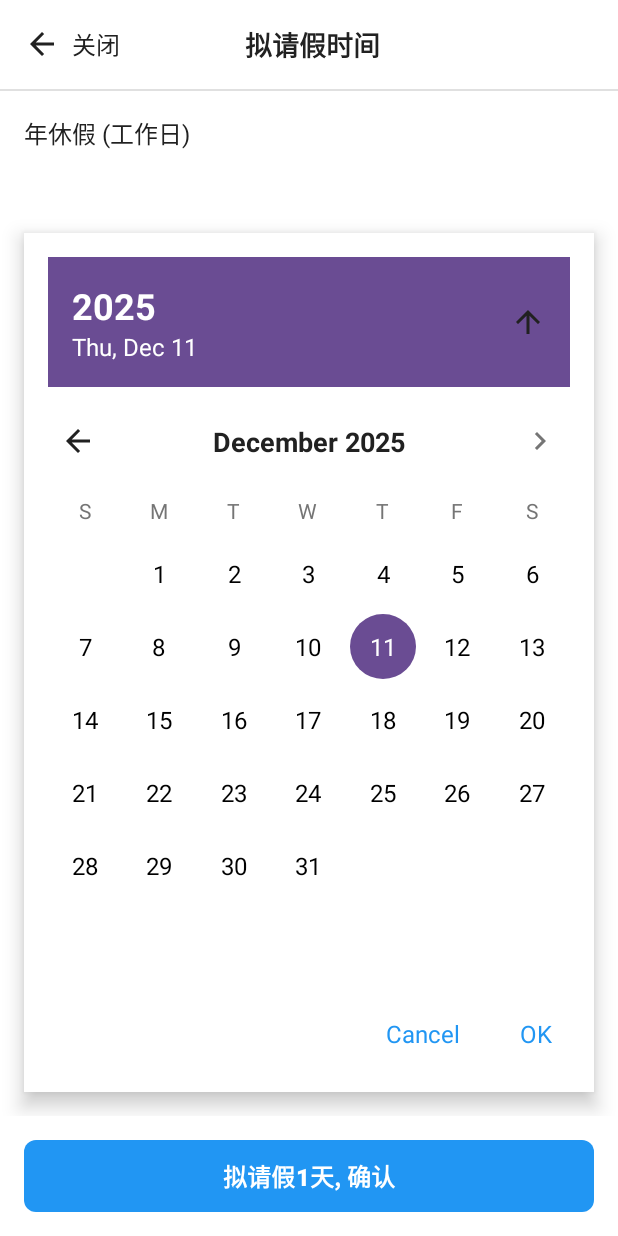
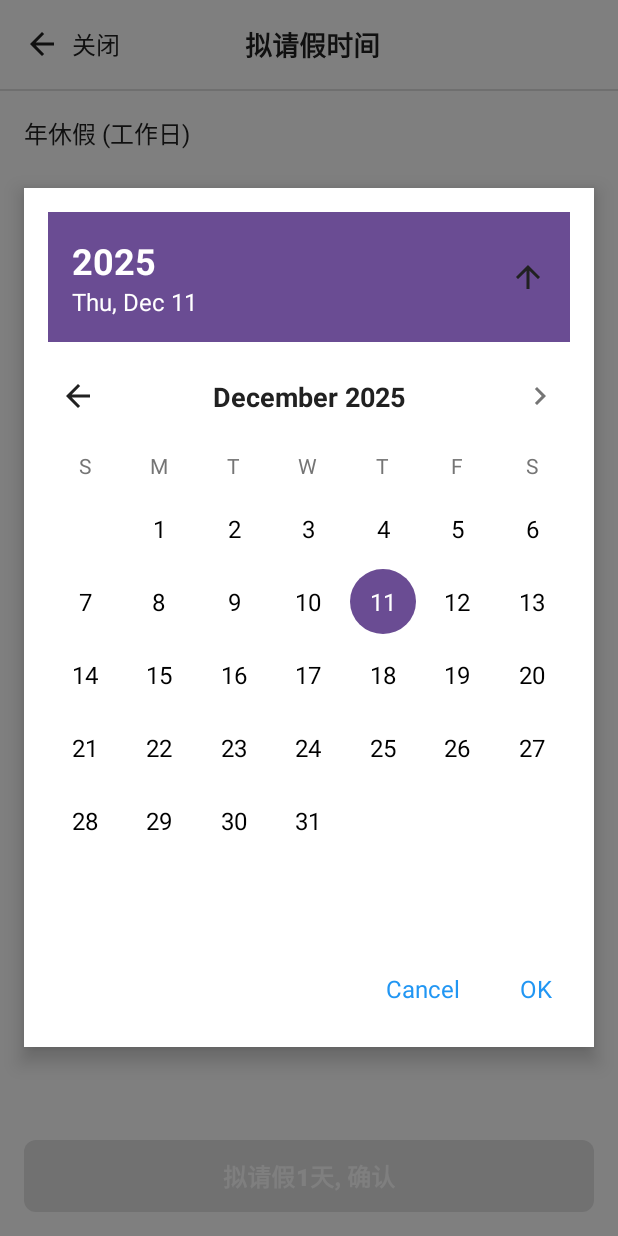
Before and after one commit to fancy-chenyao/DroidrunMatched, an Android app: the LeaveTimeActivity screen opened directly, with no data from a screen before it, after a tap on "开始时间", on a phone screen of 412 x 824 dp. Run offline under Robolectric (Android 15) with nearby library versions, the phone set to English and light mode, and no system bars.

Commit message:
添加时间选择器弹窗遮罩，修改出差页面前端信息

```diff
--- a/App/app/src/main/java/com/example/emplab/CustomDatePickerView.kt
+++ b/App/app/src/main/java/com/example/emplab/CustomDatePickerView.kt
@@ -257,7 +257,8 @@ class CustomDatePickerView @JvmOverloads constructor(
          selectedDate?.let { date ->
              onDateSelectedListener?.invoke(date)
          }
-         hide()
+         // 调用取消监听器，让Activity执行完整的隐藏逻辑（包括隐藏遮罩层和启用底层元素）
+         onCancelListener?.invoke()
     }
 
     /**
--- a/App/app/src/main/java/com/example/emplab/CustomTimePickerView.kt
+++ b/App/app/src/main/java/com/example/emplab/CustomTimePickerView.kt
@@ -89,13 +89,14 @@ class CustomTimePickerView @JvmOverloads constructor(
         // 取消按钮
         tvCancel.setOnClickListener {
             onCancelListener?.invoke()
-            hide()
+            // 不再调用hide()，让Activity执行完整的隐藏逻辑
         }
 
         // 确认按钮
         tvOk.setOnClickListener {
             onTimeSelectedListener?.invoke(selectedTimeType)
-            hide()
+            // 调用取消监听器，让Activity执行完整的隐藏逻辑
+            onCancelListener?.invoke()
         }
     }
 
--- a/App/app/src/main/java/com/example/emplab/LeaveTimeActivity.kt
+++ b/App/app/src/main/java/com/example/emplab/LeaveTimeActivity.kt
@@ -20,6 +20,13 @@ class LeaveTimeActivity : AppCompatActivity() {
     private lateinit var btnConfirm: Button
     private lateinit var datePickerContainer: FrameLayout
     private lateinit var timePickerContainer: FrameLayout
+
+    // 底层可交互元素的引用
+    private lateinit var layoutStartDate: LinearLayout
+    private lateinit var layoutEndDate: LinearLayout
+    private lateinit var layoutStartTimeType: LinearLayout
+    private lateinit var layoutEndTimeType: LinearLayout
+    private lateinit var mainScrollView: ScrollView
 
     private var startDate: Date = Date()
     private var endDate: Date = Date()
@@ -50,6 +57,21 @@ class LeaveTimeActivity : AppCompatActivity() {
         btnConfirm = findViewById(R.id.btnConfirm)
         datePickerContainer = findViewById(R.id.datePickerContainer)
         timePickerContainer = findViewById(R.id.timePickerContainer)
+
+        // 初始化底层可交互元素的引用
+        layoutStartDate = findViewById(R.id.layoutStartDate)
+        layoutEndDate = findViewById(R.id.layoutEndDate)
+        layoutStartTimeType = findViewById(R.id.layoutStartTimeType)
+        layoutEndTimeType = findViewById(R.id.layoutEndTimeType)
+        mainScrollView = findViewById(R.id.mainScrollView)
+
+        // 设置遮罩层点击事件，点击遮罩层关闭选择器
+        datePickerContainer.setOnClickListener {
+            hideCustomDatePicker()
+        }
+        timePickerContainer.setOnClickListener {
+            hideCustomTimePicker()
+        }
 
         // 初始化自定义日期选择器
         initCustomDatePicker()
@@ -177,6 +199,11 @@ class LeaveTimeActivity : AppCompatActivity() {
         customDatePicker = CustomDatePickerView(this)
         datePickerContainer.addView(customDatePicker)
 
+        // 防止点击选择器本身时触发遮罩层的关闭事件
+        customDatePicker?.setOnClickListener {
+            // 拦截点击事件，不传递给父容器
+        }
+
         // 设置日期选择监听器
         customDatePicker?.setOnDateSelectedListener { selectedDate ->
             if (isSelectingStartDate) {
@@ -207,6 +234,9 @@ class LeaveTimeActivity : AppCompatActivity() {
     private fun showCustomDatePicker(isStartDate: Boolean) {
         isSelectingStartDate = isStartDate
 
+        // 禁用底层元素的交互
+        disableUnderlyingViews()
+
         // 设置当前选中的日期
         val currentDate = if (isStartDate) startDate else endDate
         customDatePicker?.setSelectedDate(currentDate)
@@ -225,6 +255,9 @@ class LeaveTimeActivity : AppCompatActivity() {
     private fun hideCustomDatePicker() {
         customDatePicker?.hide()
         datePickerContainer.visibility = View.GONE
+
+        // 恢复底层元素的交互
+        enableUnderlyingViews()
 
         Log.d("LeaveTimeActivity", "隐藏自定义日期选择器 - 等待ViewTreeObserver自动检测")
         // 不再手动触发，依赖ViewTreeObserver自动检测
@@ -249,6 +282,11 @@ class LeaveTimeActivity : AppCompatActivity() {
         customTimePicker = CustomTimePickerView(this)
         timePickerContainer.addView(customTimePicker)
 
+        // 防止点击选择器本身时触发遮罩层的关闭事件
+        customTimePicker?.setOnClickListener {
+            // 拦截点击事件，不传递给父容器
+        }
+
         // 设置时间选择监听器
         customTimePicker?.setOnTimeSelectedListener { selectedTimeType ->
             if (isSelectingStartTime) {
@@ -270,6 +308,9 @@ class LeaveTimeActivity : AppCompatActivity() {
      */
     private fun showCustomTimePicker(isStartTime: Boolean) {
         isSelectingStartTime = isStartTime
+
+        // 禁用底层元素的交互
+        disableUnderlyingViews()
 
         // 设置标题
         val title = if (isStartTime) "选择开始时间" else "选择结束时间"
@@ -294,7 +335,50 @@ class LeaveTimeActivity : AppCompatActivity() {
         customTimePicker?.hide()
         timePickerContainer.visibility = View.GONE
 
+        // 恢复底层元素的交互
+        enableUnderlyingViews()
+
         Log.d("LeaveTimeActivity", "隐藏自定义时间选择器 - 等待ViewTreeObserver自动检测")
         // 不再手动触发，依赖ViewTreeObserver自动检测
     }
+
+    /**
+     * 禁用底层可交互元素，防止在选择器弹出时被程序化操作
+     */
+    private fun disableUnderlyingViews() {
+        layoutStartDate.isEnabled = false
+        layoutEndDate.isEnabled = false
+        layoutStartTimeType.isEnabled = false
+        layoutEndTimeType.isEnabled = false
+        btnConfirm.isEnabled = false
+        mainScrollView.isEnabled = false
+
+        // 同时禁用子元素
+        tvStartDate.isEnabled = false
+        tvEndDate.isEnabled = false
+        tvStartTimeType.isEnabled = false
+        tvEndTimeType.isEnabled = false
+
+        Log.d("LeaveTimeActivity", "已禁用底层可交互元素")
+    }
+
+    /**
+     * 启用底层可交互元素
+     */
+    private fun enableUnderlyingViews() {
+        layoutStartDate.isEnabled = true
+        layoutEndDate.isEnabled = true
+        layoutStartTimeType.isEnabled = true
+        layoutEndTimeType.isEnabled = true
+        btnConfirm.isEnabled = true
+        mainScrollView.isEnabled = true
+
+        // 同时启用子元素
+        tvStartDate.isEnabled = true
+        tvEndDate.isEnabled = true
+        tvStartTimeType.isEnabled = true
+        tvEndTimeType.isEnabled = true
+
+        Log.d("LeaveTimeActivity", "已启用底层可交互元素")
+    }
 }
--- a/App/app/src/main/res/layout/activity_leave_time.xml
+++ b/App/app/src/main/res/layout/activity_leave_time.xml
@@ -1,5 +1,10 @@
 <?xml version="1.0" encoding="utf-8"?>
-<LinearLayout xmlns:android="http://schemas.android.com/apk/res/android"
+<FrameLayout xmlns:android="http://schemas.android.com/apk/res/android"
+    android:layout_width="match_parent"
+    android:layout_height="match_parent">
+
+<!-- 主内容区域 -->
+<LinearLayout
     android:layout_width="match_parent"
     android:layout_height="match_parent"
     android:orientation="vertical"
@@ -60,6 +65,7 @@
 
     <!-- 主内容区域 -->
     <ScrollView
+        android:id="@+id/mainScrollView"
         android:layout_width="match_parent"
         android:layout_height="0dp"
         android:layout_weight="1"
@@ -261,20 +267,6 @@
 
     </ScrollView>
 
-    <!-- 自定义日期选择器容器 -->
-    <FrameLayout
-        android:id="@+id/datePickerContainer"
-        android:layout_width="match_parent"
-        android:layout_height="wrap_content"
-        android:visibility="gone" />
-
-    <!-- 自定义时间选择器容器 -->
-    <FrameLayout
-        android:id="@+id/timePickerContainer"
-        android:layout_width="match_parent"
-        android:layout_height="wrap_content"
-        android:visibility="gone" />
-
     <!-- 底部确认按钮 -->
     <LinearLayout
         android:layout_width="match_parent"
@@ -296,3 +288,33 @@
     </LinearLayout>
 
 </LinearLayout>
+
+<!-- 日期选择器遮罩层 -->
+<FrameLayout
+    android:id="@+id/datePickerContainer"
+    android:layout_width="match_parent"
+    android:layout_height="match_parent"
+    android:background="#80000000"
+    android:clickable="true"
+    android:focusable="true"
+    android:visibility="gone">
+
+    <!-- 日期选择器将被添加到这里 -->
+
+</FrameLayout>
+
+<!-- 时间选择器遮罩层 -->
+<FrameLayout
+    android:id="@+id/timePickerContainer"
+    android:layout_width="match_parent"
+    android:layout_height="match_parent"
+    android:background="#80000000"
+    android:clickable="true"
+    android:focusable="true"
+    android:visibility="gone">
+
+    <!-- 时间选择器将被添加到这里 -->
+
+</FrameLayout>
+
+</FrameLayout>
--- a/App/app/src/main/res/layout/custom_date_picker.xml
+++ b/App/app/src/main/res/layout/custom_date_picker.xml
@@ -3,6 +3,7 @@
     android:id="@+id/customDatePicker"
     android:layout_width="match_parent"
     android:layout_height="wrap_content"
+    android:layout_gravity="center"
     android:orientation="vertical"
     android:background="@color/white"
     android:elevation="8dp"
--- a/App/app/src/main/res/layout/custom_time_picker.xml
+++ b/App/app/src/main/res/layout/custom_time_picker.xml
@@ -3,6 +3,7 @@
     android:id="@+id/customTimePicker"
     android:layout_width="match_parent"
     android:layout_height="wrap_content"
+    android:layout_gravity="center"
     android:orientation="vertical"
     android:background="@color/white"
     android:elevation="8dp"
```
Also changed, not shown: 5 other files.
